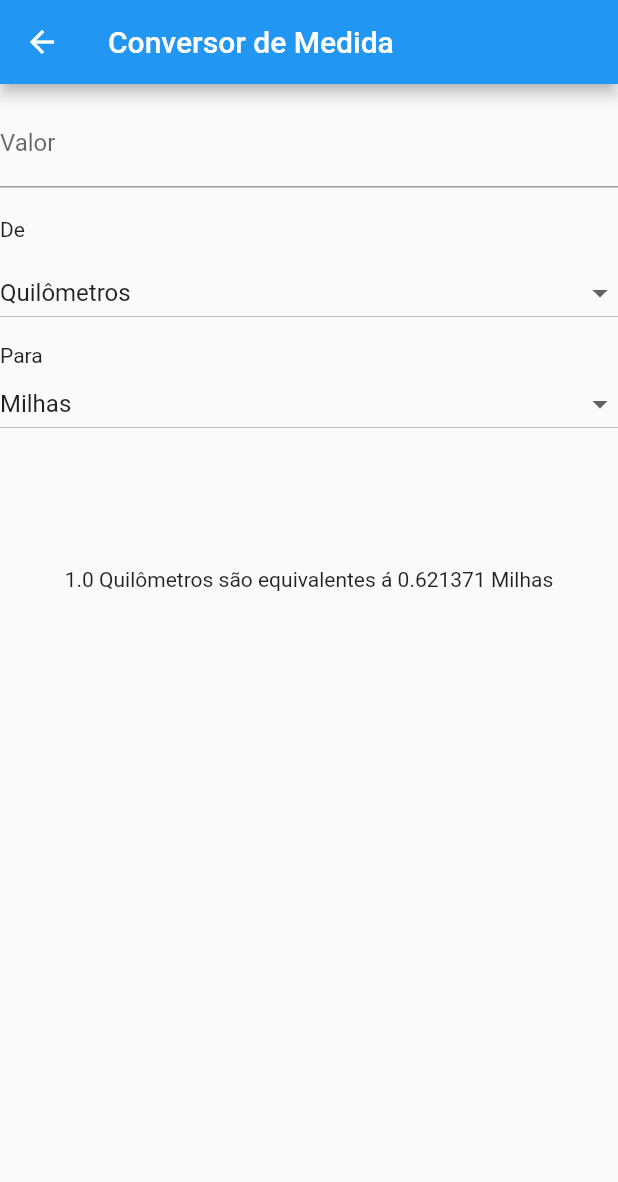
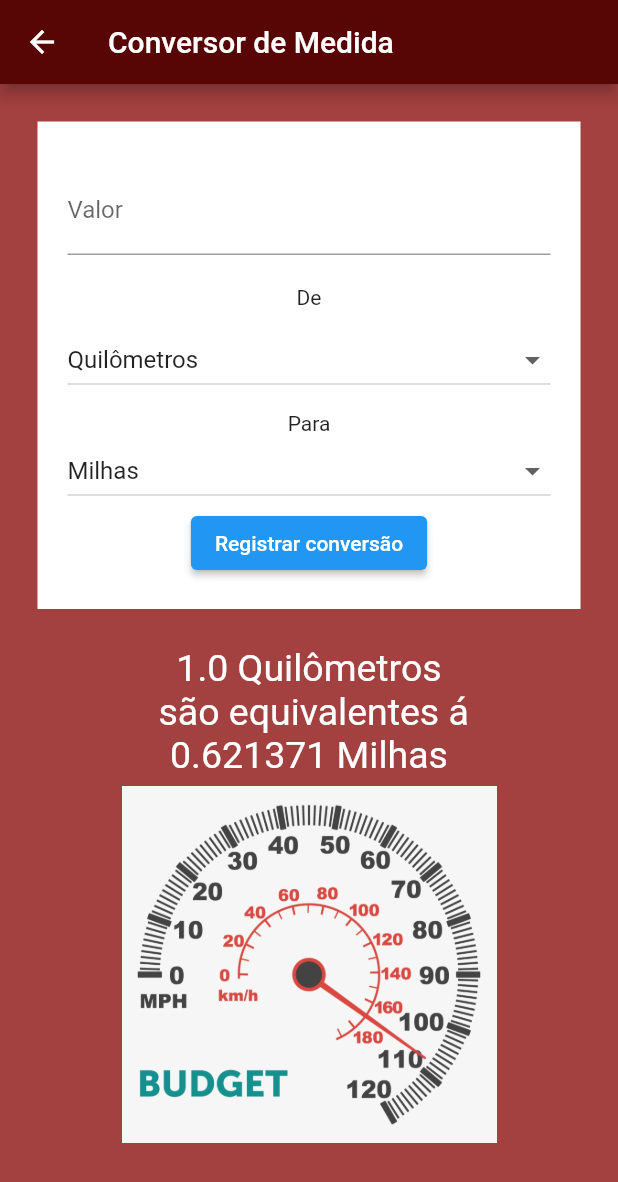
Before and after one commit to luanmateusk/ProjetosAprendizagem, a Flutter app: the screen it shows after launch, on a phone screen of 412 x 824 dp. Shown: the top 1182 px of the screen. Run offline on Flutter 3.47's test engine with Material 2 defaults, Android fonts, the phone set to English and light mode, and no system bars.

Commit message:
Concluido Função dos calculos
Próximo passo é a realização da tela de LOG, e após isso criação dos charts;

```diff
--- a/conversor/lib/controller/calculo_controller.dart
+++ b/conversor/lib/controller/calculo_controller.dart
@@ -27,7 +27,7 @@ class CalculoController extends ChangeNotifier {
     notifyListeners();
   }
 
-  void converter() {
+  void converter(CalculoController calculoX) {
     String conversao = this.nomeFrom! + this.nomeTo!;
     ['Milhas', 'Quilômetros', 'Jarda'];
     switch (conversao) {
@@ -39,9 +39,7 @@ class CalculoController extends ChangeNotifier {
         break;
 
       case "QuilômetrosMilhas":
-        //_calculo.output!(2);
-
-        //(this.input!*0.621371);
+        calculoX.output = (this.input!*0.621371);
         break;
 
       case "QuilômetrosJarda":
--- a/conversor/lib/view/conversor_view.dart
+++ b/conversor/lib/view/conversor_view.dart
@@ -18,12 +18,25 @@ class ConversorView extends StatelessWidget {
 
     // ignore: unnecessary_new
     return new Scaffold(
+        backgroundColor: Color.fromARGB(255, 163, 64, 64),
         appBar: AppBar(
+          backgroundColor: Color.fromARGB(255, 88, 5, 5),
           title: Text("Conversor de Medida"),
         ),
         body: Consumer<CalculoController>(builder: (context, calculo, child) {
           return ListView(
             children: <Widget>[
+
+              Padding(
+                padding: const EdgeInsets.all(25.0),
+                child: Container(
+                  color: Colors.white,
+                  child: Column(
+                    children: [
+                      Padding(
+                        padding: const EdgeInsets.all(20.0),
+                        child: Column(
+                          children: [
                             Align(
                               alignment: Alignment.topCenter,
                               //child: ValorConvertido(25),
@@ -33,11 +46,14 @@ class ConversorView extends StatelessWidget {
                               //controller: TextEditingController ( text: 1.toString() ),
                               keyboardType: TextInputType.number,
                               decoration: InputDecoration(
-                    hintText: "Insira o valor", label: Text("Valor")),
+                                  hintText: "Insira o valor",
+                                  label: Text("Valor")),
                               onChanged: (_valorInicial) {
                                 if (_valorInicial != "") {
+                                  //quando o valor inicial estiver preenchido executa...
                                   calculo.input = double.parse(_valorInicial);
-                    calculo.output = 2;
+                                   calculo.converter(calculo);
+                                  //calculo.output = 2;
                                 }
                               },
                             ),
@@ -70,18 +86,37 @@ class ConversorView extends StatelessWidget {
                                 onChanged: (_nomeFrom) {
                                   calculo.nomeTo = _nomeFrom;
                                 }),
-              SizedBox(height: 85),
-              Text(
+                            ElevatedButton(
+                                onPressed: () {
+                                  calculo.converter(calculo);
+
+                                },
+                                child: Text("Registrar conversão")),
+
+                          ],
+                        ),
+                      ),
+                    ],
+                  ),
+                ),
+              ),
+              Container(
+                child: Text(
                   (calculo.input.toString()) +
                       ' ' +
                       (calculo.nomeFrom.toString()) +
-                    ' são equivalentes á ' +
+                      '\n são equivalentes á \n' +
                       (calculo.output.toString()) +
                       " " +
                       (calculo.nomeTo.toString()),
                   textAlign: TextAlign.center,
+                  style: TextStyle(color: Colors.white, fontSize: 25),
                 ),
-            ],
+              ),
+                          Center(
+                child: Image.asset('lib/assets/speedometter.png',
+                    width: 250, height: 250),
+              ),],
           );
         }));
   }
--- a/conversor/pubspec.yaml
+++ b/conversor/pubspec.yaml
@@ -59,8 +59,9 @@ flutter:
   uses-material-design: true
 
   # To add assets to your application, add an assets section, like this:
-  # assets:
-  #   - images/a_dot_burr.jpeg
+  assets:
+    - lib/assets/speedometter.png
+
   #   - images/a_dot_ham.jpeg
 
   # An image asset can refer to one or more resolution-specific "variants", see
```
Also changed, not shown: conversor/lib/controller/historico_controller.dart (added, +10 -0 lines), conversor/lib/models/historico_model.dart (added, +11 -0 lines), conversor/lib/assets/speedometter.png (added). Lines whose indentation alone changed are shown as unchanged.
